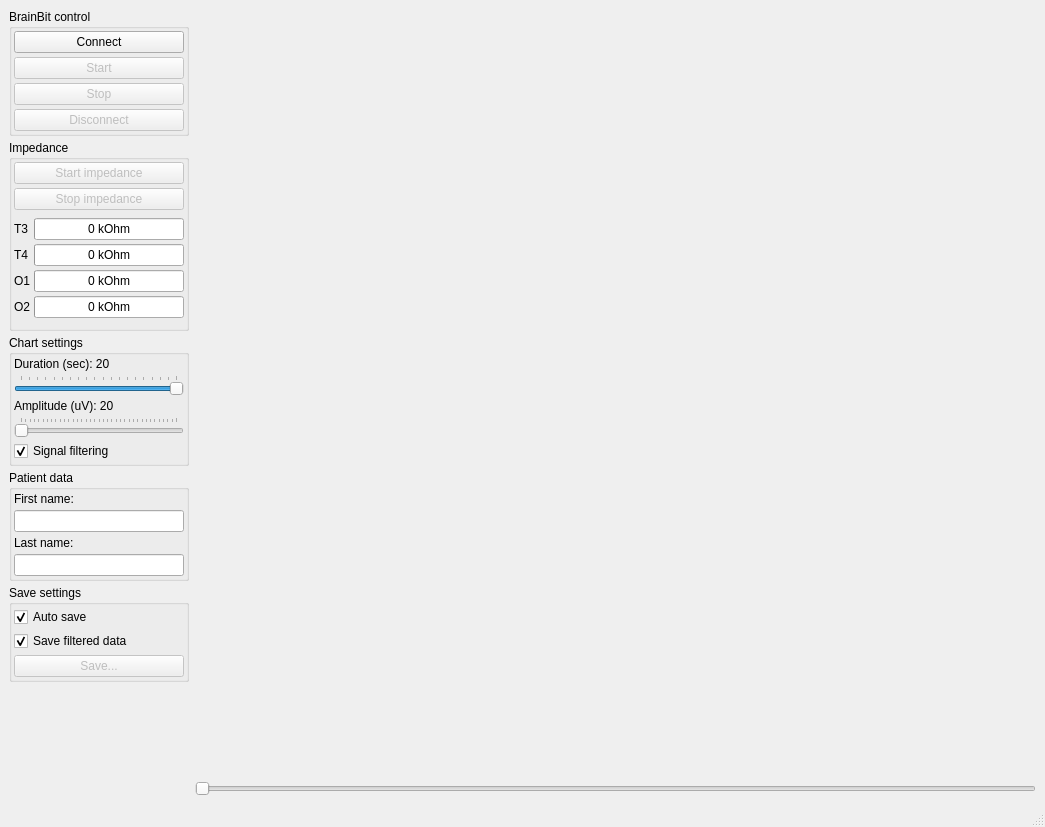
Before: the Qt Designer form UI/mainwindow.ui in ZarkSPb/BB_Python, drawn with Qt 5.
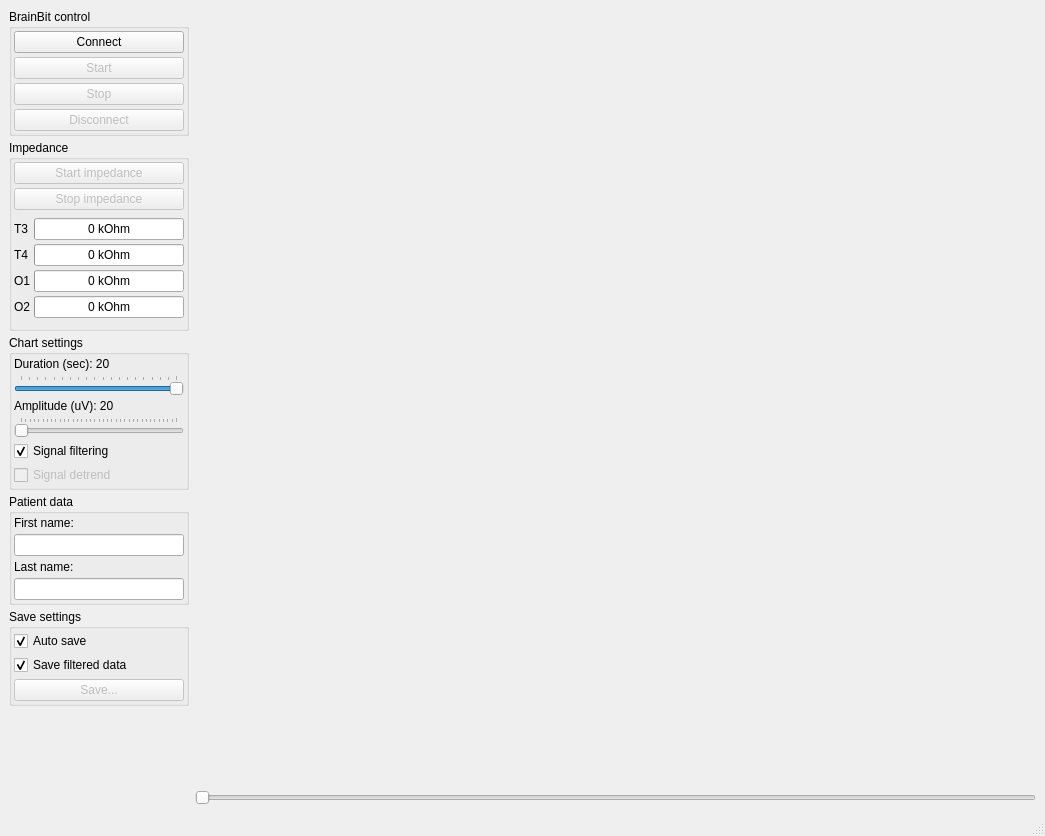
After: the same form once the commit is applied.

The edit to the form file:
```diff
--- a/UI/mainwindow.ui
+++ b/UI/mainwindow.ui
@@ -7,7 +7,7 @@
     <x>0</x>
     <y>0</y>
     <width>1045</width>
-    <height>827</height>
+    <height>836</height>
    </rect>
   </property>
   <property name="windowTitle">
@@ -475,6 +475,19 @@
             </property>
            </widget>
           </item>
+          <item>
+           <widget class="QCheckBox" name="CheckBoxDetrendChart">
+            <property name="enabled">
+             <bool>false</bool>
+            </property>
+            <property name="text">
+             <string>Signal detrend</string>
+            </property>
+            <property name="checked">
+             <bool>false</bool>
+            </property>
+           </widget>
+          </item>
          </layout>
         </widget>
        </item>
```
Left out of the diff: 66 changed lines with no effect on the pictures.
